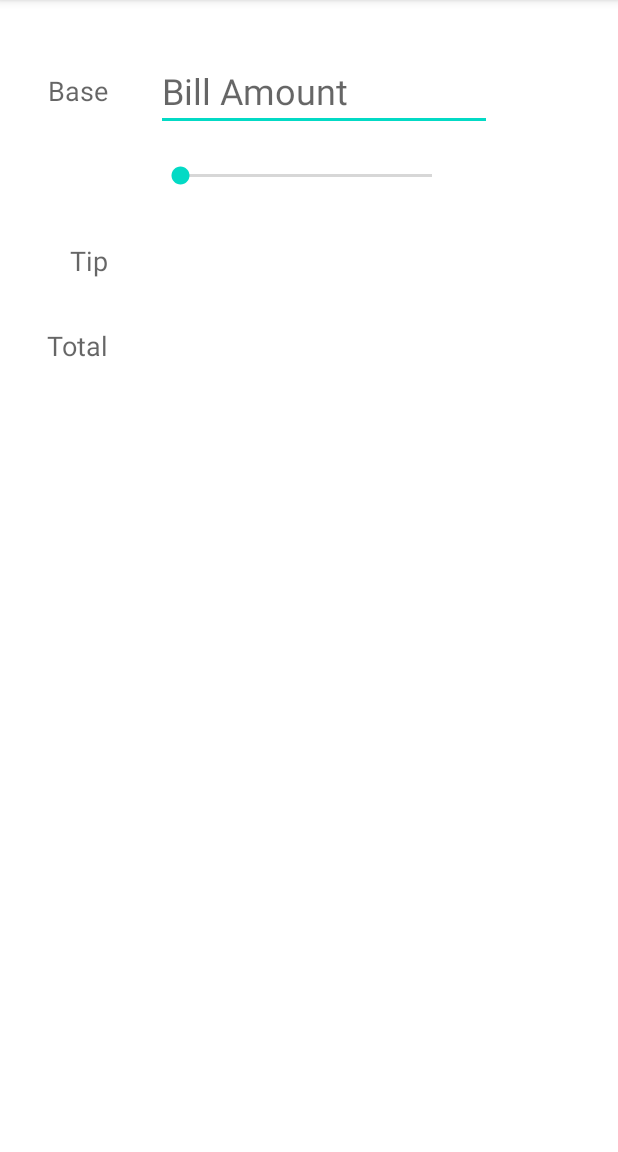
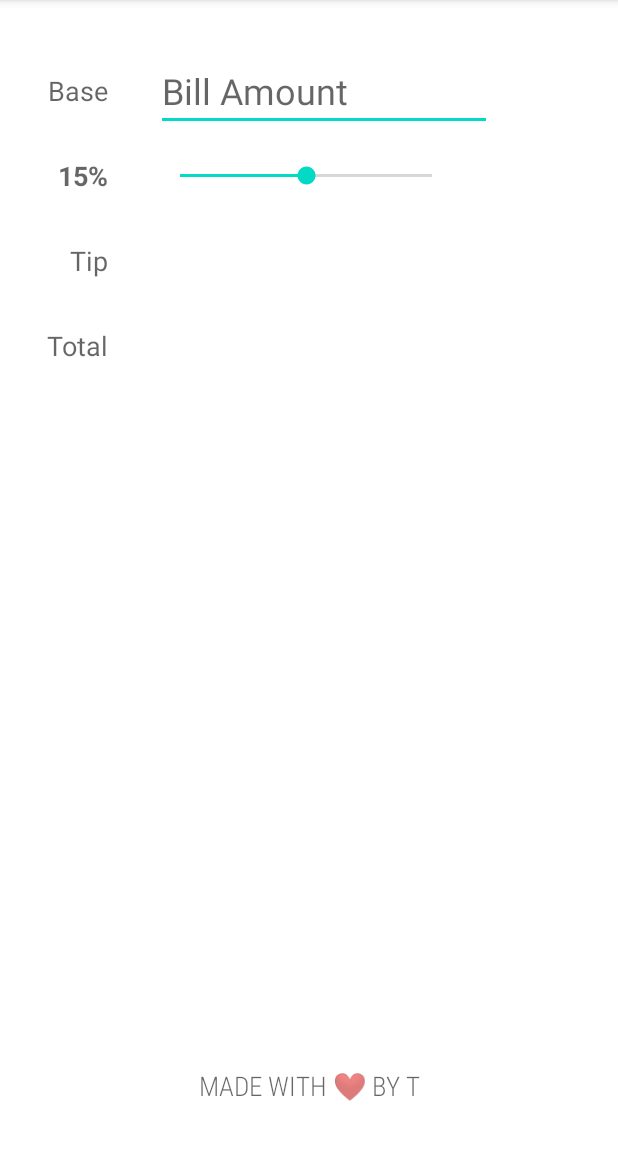
Before and after one commit to Teresiah6/Tippy, an Android app: the screen it shows after launch (MainActivity), on a phone screen of 412 x 824 dp, the part 84-1236 px from its top. Run offline under Robolectric (Android 15) with nearby library versions, the phone set to English and light mode, and no system bars.

Commit message:
activity_mainchanges

```diff
--- a/app/src/main/java/com/example/tippy/MainActivity.kt
+++ b/app/src/main/java/com/example/tippy/MainActivity.kt
@@ -2,10 +2,75 @@ package com.example.tippy
 
 import androidx.appcompat.app.AppCompatActivity
 import android.os.Bundle
+import android.text.Editable
+import android.text.TextWatcher
+import android.util.Log
+import android.widget.EditText
+import android.widget.SeekBar
+import android.widget.TextView
 
+private const val TAG = "MainActivity"
+private const val INITIAL_TIP_PERCENT = 15
 class MainActivity : AppCompatActivity() {
+
+    private lateinit var etBaseAmount: EditText
+    private lateinit var  seekBarTip: SeekBar
+    private lateinit var  tvTipPercentLabel:TextView
+    private lateinit var tvTipAmount:TextView
+    private lateinit var  tvTotalAmount:TextView
     override fun onCreate(savedInstanceState: Bundle?) {
         super.onCreate(savedInstanceState)
         setContentView(R.layout.activity_main)
+        etBaseAmount = findViewById(R.id.etBaseAmount)
+        seekBarTip = findViewById(R.id.seekBarTip)
+        tvTipPercentLabel= findViewById(R.id.tvTipPercentLabel)
+        tvTipAmount = findViewById(R.id.tvTipAmount)
+        tvTotalAmount = findViewById(R.id.tvTotalAmount)
+
+        seekBarTip.progress= INITIAL_TIP_PERCENT
+        tvTipPercentLabel.text ="$INITIAL_TIP_PERCENT%"
+
+        seekBarTip.setOnSeekBarChangeListener(object : SeekBar.OnSeekBarChangeListener{
+            override fun onProgressChanged(seekBar: SeekBar?, progress: Int, fromUser: Boolean) {
+                //Log.i(TAG, "onProgressChanged $progress" )
+                tvTipPercentLabel.text = "$progress%"
+                computeTipAndTotal()
+            }
+
+            override fun onStartTrackingTouch(seekBar: SeekBar?) { }
+
+            override fun onStopTrackingTouch(seekBar: SeekBar?) {}
+
+        })
+        etBaseAmount.addTextChangedListener(object: TextWatcher{
+            override fun beforeTextChanged(s: CharSequence?, start: Int, count: Int, after: Int) { }
+
+            override fun onTextChanged(s: CharSequence?, start: Int, before: Int, count: Int) {  }
+
+            override fun afterTextChanged(s: Editable?) {
+                Log.i(TAG, "afterTextChanged $s")
+                computeTipAndTotal()
+            }
+
+        })
+    }
+
+    private fun computeTipAndTotal() {
+        // if tip amount is empty
+        if(etBaseAmount.text.isEmpty()){
+            tvTipAmount.text=""
+            tvTotalAmount.text=""
+            return
+        }
+        //Get value of the base and tip
+        val baseAmount = etBaseAmount.text.toString().toDouble()
+        val tipPercent = seekBarTip.progress
+        // compute tip and total
+        val tipAmount =baseAmount * tipPercent/100
+        val totalAmount = baseAmount +tipAmount
+
+        //update UI
+        tvTipAmount.text = "%.2f".format(tipAmount)   //put 2 decimal points
+        tvTotalAmount.text = "%.2f".format(totalAmount)
     }
 }
--- a/app/src/main/res/layout/activity_main.xml
+++ b/app/src/main/res/layout/activity_main.xml
@@ -91,4 +91,17 @@
         app:layout_constraintStart_toStartOf="@+id/tvTipAmount"
         app:layout_constraintTop_toTopOf="@+id/tvTotalLabel"
         tools:text="103.11" />
+
+    <TextView
+        android:id="@+id/tvFooter"
+        android:layout_width="wrap_content"
+        android:layout_height="wrap_content"
+        android:layout_marginBottom="32dp"
+        android:fontFamily="sans-serif-condensed-light"
+        android:text="Made with ❤️ by T"
+        android:textAllCaps="true"
+        android:textAppearance="@style/TextAppearance.AppCompat.Medium"
+        app:layout_constraintBottom_toBottomOf="parent"
+        app:layout_constraintEnd_toEndOf="parent"
+        app:layout_constraintStart_toStartOf="parent" />
 </androidx.constraintlayout.widget.ConstraintLayout>
--- a/app/src/main/res/values/colors.xml
+++ b/app/src/main/res/values/colors.xml
@@ -7,4 +7,8 @@
     <color name="teal_700">#FF018786</color>
     <color name="black">#FF000000</color>
     <color name="white">#FFFFFFFF</color>
+
+    <color name ="primary_blue">#244B6E</color>
+    <color name="darker_blue">#07256E</color>
+    <color name="background_blue">#EFECFB</color>
 </resources>
```
